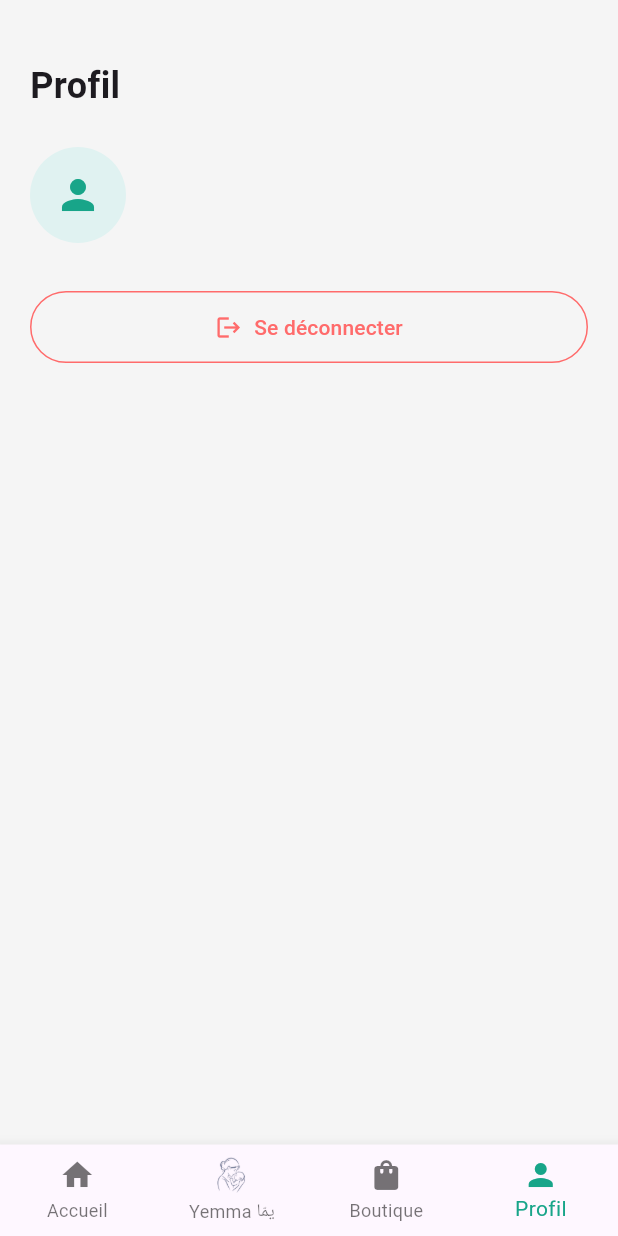
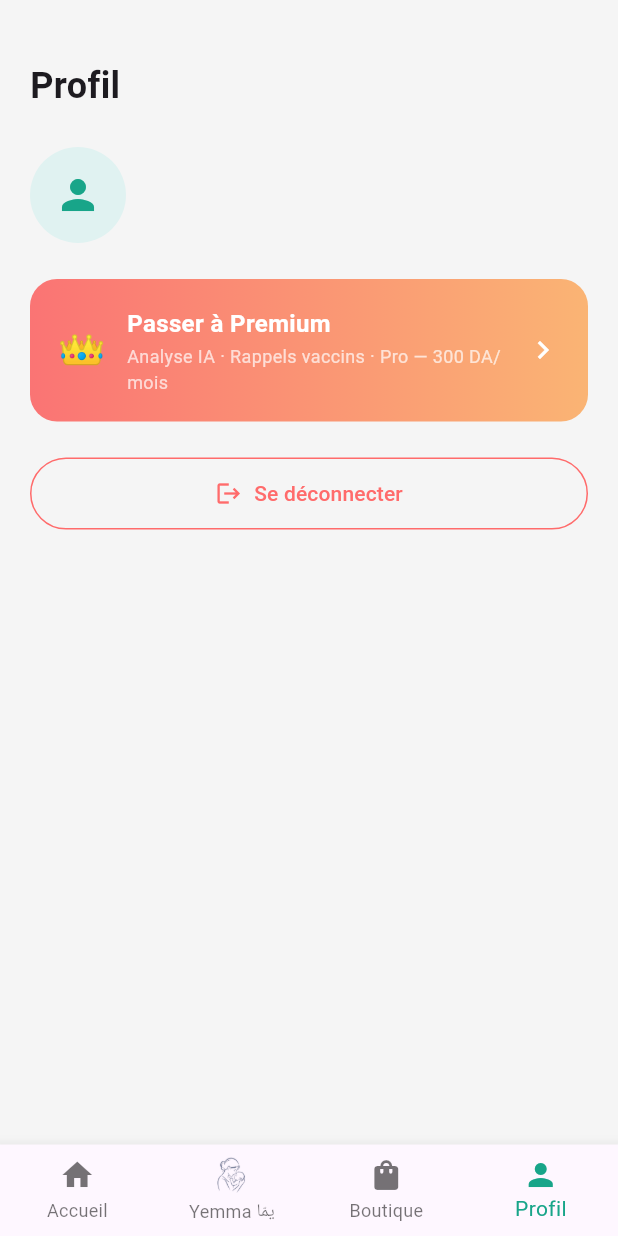
Before and after one commit to pfemoonbou-netizen/medicaclic, a Flutter app: the HomeScreen screen opened by its route, item 4 of the bottom bar chosen, on a phone screen of 412 x 824 dp. Run offline on Flutter 3.47's test engine with Material 3 defaults, Android fonts, the phone set to English and light mode, and no system bars; our stand-ins replace file_picker, flutter_map, geolocator, go_router, image_picker, latlong2 and 2 more; accounts and stored records are empty; network calls fail.

Commit message:
Ajout offre Premium (300 DA/mois) + carte d'acces dans le Profil
- Ecran Premium: prix 300 DA/mois, essai 7 jours, liste des avantages
  (analyse douleurs IA, rappels vaccins, suivi Pro, communaute, contenu
  verifie, partage).
- Carte 'Passer a Premium' en haut du Profil qui ouvre l'ecran.

Co-Authored-By: Claude Opus 4.8 <noreply@anthropic.com>
Claude-Session: https://claude.ai/code/session_01Qugv98F72eF1ZMSTqq2YCm

```diff
--- a/lib/screens/profile/profile_screen.dart
+++ b/lib/screens/profile/profile_screen.dart
@@ -3,6 +3,7 @@ import 'package:go_router/go_router.dart';
 import 'package:provider/provider.dart';
 import '../../providers/auth_provider.dart';
 import '../../utils/app_colors.dart';
+import '../premium/premium_screen.dart';
 
 class ProfileScreen extends StatelessWidget {
   const ProfileScreen({super.key});
@@ -32,7 +33,36 @@ class ProfileScreen extends StatelessWidget {
                 ),
               ],
             ),
-            const SizedBox(height: 32),
+            const SizedBox(height: 24),
+            // Carte Premium
+            GestureDetector(
+              onTap: () => Navigator.push(context, MaterialPageRoute(builder: (_) => const PremiumScreen())),
+              child: Container(
+                padding: const EdgeInsets.all(18),
+                decoration: BoxDecoration(
+                  gradient: const LinearGradient(colors: [Color(0xFFFA7474), Color(0xFFFAB474)]),
+                  borderRadius: BorderRadius.circular(18),
+                ),
+                child: Row(
+                  children: [
+                    const Text('👑', style: TextStyle(fontSize: 26)),
+                    const SizedBox(width: 14),
+                    const Expanded(
+                      child: Column(
+                        crossAxisAlignment: CrossAxisAlignment.start,
+                        children: [
+                          Text('Passer à Premium', style: TextStyle(color: Colors.white, fontSize: 16, fontWeight: FontWeight.bold)),
+                          SizedBox(height: 2),
+                          Text('Analyse IA · Rappels vaccins · Pro — 300 DA/mois', style: TextStyle(color: Colors.white70, fontSize: 12)),
+                        ],
+                      ),
+                    ),
+                    const Icon(Icons.chevron_right, color: Colors.white),
+                  ],
+                ),
+              ),
+            ),
+            const SizedBox(height: 24),
             SizedBox(
               width: double.infinity,
               child: OutlinedButton.icon(
```
Also changed, not shown: lib/screens/premium/premium_screen.dart (added, +145 -0 lines).
